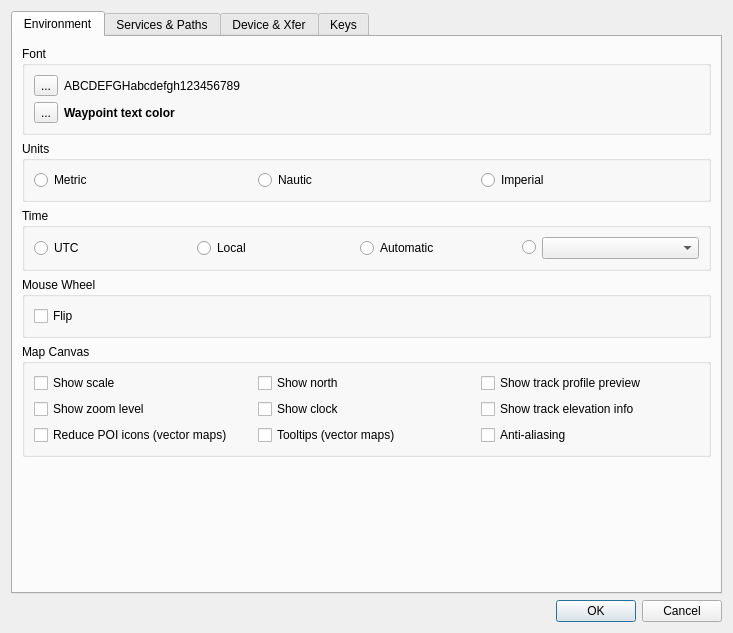
ntruchsess/QLandkarteGT, file src/IDlgConfig.ui: the form before one commit.
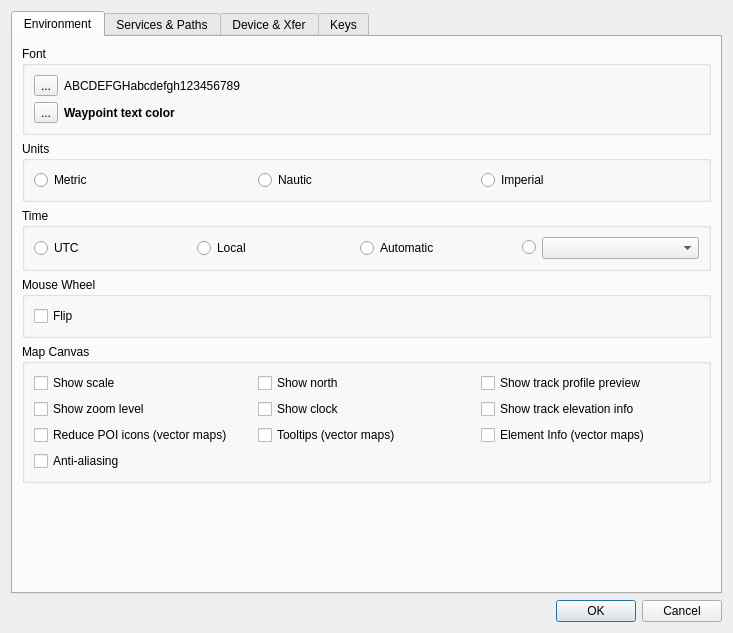
The form after the commit. Icons and pictures are not drawn.

Commit message: Add option to config to hide/show element info box for Garmin maps

```diff
--- a/src/IDlgConfig.ui
+++ b/src/IDlgConfig.ui
@@ -223,16 +223,6 @@
             </property>
            </widget>
           </item>
-          <item row="3" column="3">
-           <widget class="QCheckBox" name="checkAntiAliasing">
-            <property name="toolTip">
-             <string>Rendering the map with anti-aliasing uses a lot of CPU power. Best to disable it for weak CPUs.</string>
-            </property>
-            <property name="text">
-             <string>Anti-aliasing</string>
-            </property>
-           </widget>
-          </item>
           <item row="2" column="0">
            <widget class="QCheckBox" name="checkShowZoomLevel">
             <property name="toolTip">
@@ -257,6 +247,23 @@
             </property>
            </widget>
           </item>
+          <item row="4" column="0">
+           <widget class="QCheckBox" name="checkAntiAliasing">
+            <property name="toolTip">
+             <string>Rendering the map with anti-aliasing uses a lot of CPU power. Best to disable it for weak CPUs.</string>
+            </property>
+            <property name="text">
+             <string>Anti-aliasing</string>
+            </property>
+           </widget>
+          </item>
+          <item row="3" column="3">
+           <widget class="QCheckBox" name="checkElementInfo">
+            <property name="text">
+             <string>Element Info (vector maps)</string>
+            </property>
+           </widget>
+          </item>
          </layout>
         </widget>
        </item>
```
The commit also changes 4 other files.
